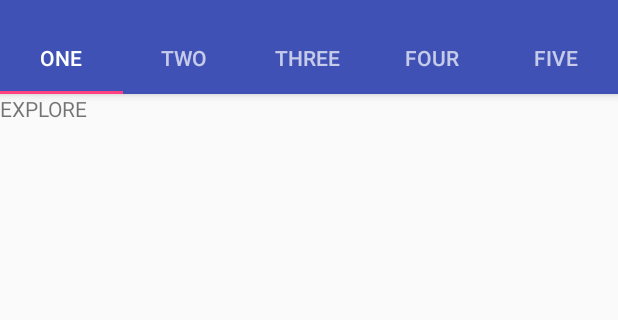
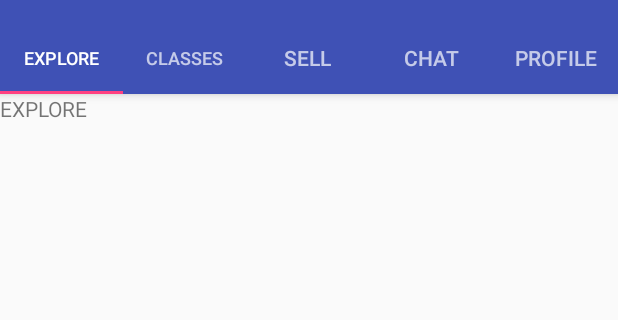
Before and after one commit to chung1007/Bookbag, an Android app: the HomePage screen opened directly, with no data from a screen before it, on a phone screen of 412 x 824 dp, the part 62-382 px from its top. Run offline under Robolectric (Android 15) with nearby library versions, the light colour scheme and no system bars; libraries missing offline, so code that uses them is left out: com.facebook; 1 statement that could not run was skipped.

Commit message:
fixed module app

```diff
--- a/app/build.gradle
+++ b/app/build.gradle
@@ -26,7 +26,7 @@ android {
 dependencies {
     compile fileTree(dir: 'libs', include: ['*.jar'])
     testCompile 'junit:junit:4.12'
-    compile 'com.android.support:appcompat-v7:23.4.0'
+    compile 'com.android.support:appcompat-v7:23.1.1'
     compile 'com.facebook.android:facebook-android-sdk:4.+'
     compile 'com.android.support:support-v4:23.4.0'
     compile 'com.android.support:design:23.+'
--- a/app/src/main/java/com/example/sam/bookbag/HomePage.java
+++ b/app/src/main/java/com/example/sam/bookbag/HomePage.java
@@ -37,11 +37,11 @@ public class HomePage extends AppCompatActivity{
     }
     private void setupViewPager(ViewPager viewPager) {
         ViewPagerAdapter adapter = new ViewPagerAdapter(getSupportFragmentManager());
-        adapter.addFragment(new Explore(), "ONE");
-        adapter.addFragment(new Classes(), "TWO");
-        adapter.addFragment(new Sell(), "THREE");
-        adapter.addFragment(new Chat(), "FOUR");
-        adapter.addFragment(new Profile(), "FIVE");
+        adapter.addFragment(new Explore(), "Explore");
+        adapter.addFragment(new Classes(), "Classes");
+        adapter.addFragment(new Sell(), "Sell");
+        adapter.addFragment(new Chat(), "Chat");
+        adapter.addFragment(new Profile(), "Profile");
 
         viewPager.setAdapter(adapter);
     }
```
